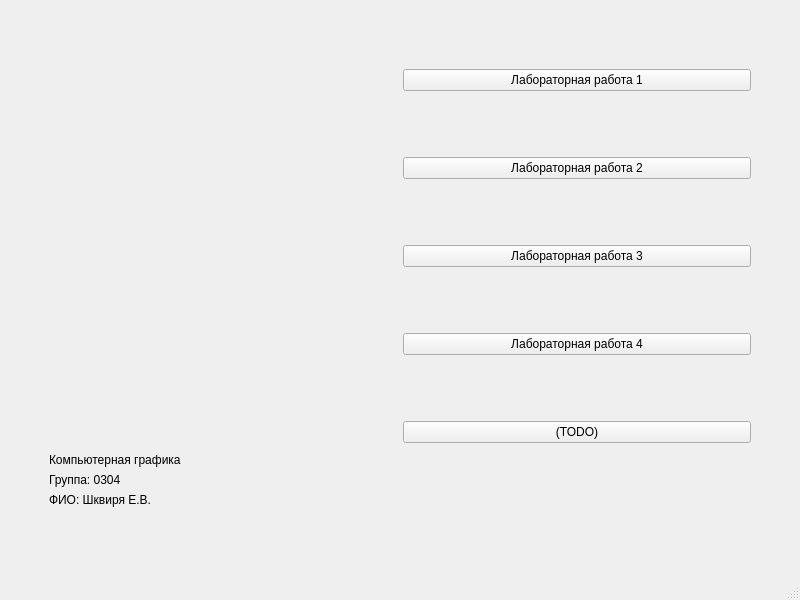
Above: labsCompGraphics/compGraphics/ui/splashWindow/splashwindow.ui from Jengle88/labs_etu before the change. Below: the same form after it.
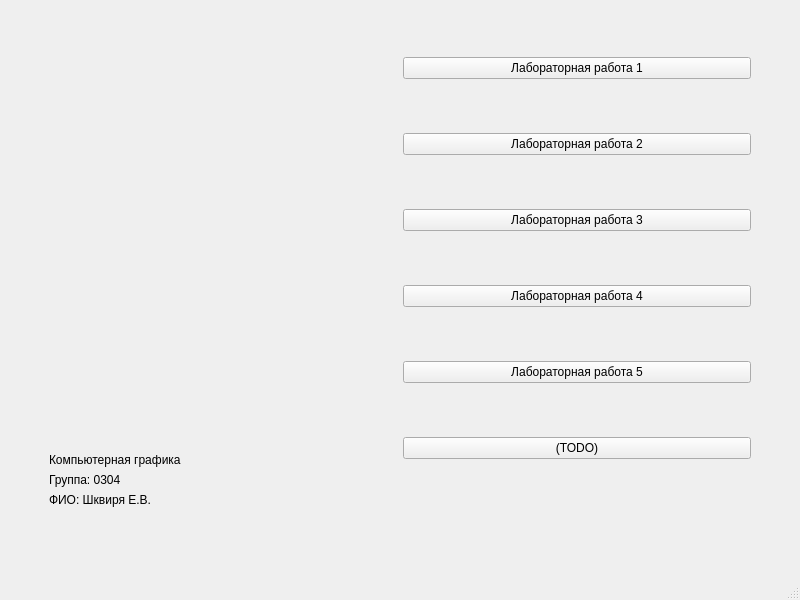
That is the form after the change.

Patch:
```diff
--- a/labsCompGraphics/compGraphics/ui/splashWindow/splashwindow.ui
+++ b/labsCompGraphics/compGraphics/ui/splashWindow/splashwindow.ui
@@ -116,6 +116,13 @@
         <item>
          <widget class="QPushButton" name="buttonLab5">
           <property name="text">
+           <string>Лабораторная работа 5</string>
+          </property>
+         </widget>
+        </item>
+        <item>
+         <widget class="QPushButton" name="buttonLab6">
+          <property name="text">
            <string>(TODO)</string>
           </property>
          </widget>
```
